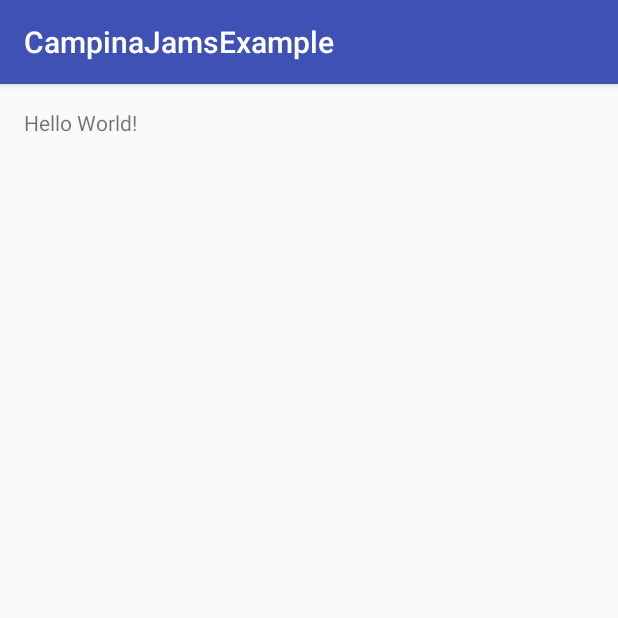
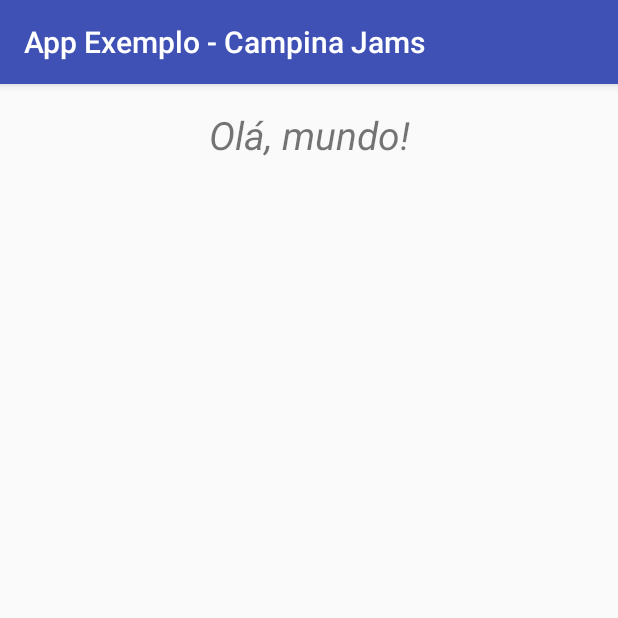
Before and after one commit to guilhermesgb/CampinaJamsExample, an Android app: the screen it shows after launch (MainActivity), on a phone screen of 412 x 824 dp, the top half of it. Run offline under Robolectric (Android 15) with nearby library versions, the phone set to English and light mode, and no system bars.

```diff
--- a/app/src/main/res/layout/activity_main.xml
+++ b/app/src/main/res/layout/activity_main.xml
@@ -11,8 +11,11 @@
     tools:context="com.github.campinajams.example.MainActivity">
 
     <TextView
-        android:layout_width="wrap_content"
+        android:layout_width="match_parent"
         android:layout_height="wrap_content"
-        android:text="Hello World!"/>
+        android:text="@string/greeting"
+        android:textSize="26sp"
+        android:textStyle="italic"
+        android:gravity="center"/>
 
 </RelativeLayout>
--- a/app/src/main/res/values/strings.xml
+++ b/app/src/main/res/values/strings.xml
@@ -1,3 +1,6 @@
 <resources>
-    <string name="app_name">CampinaJamsExample</string>
+
+    <string name="app_name">App Exemplo - Campina Jams</string>
+    <string name="greeting">Olá, mundo!</string>
+
 </resources>
```
Also changed, not shown: app/src/main/AndroidManifest.xml (+9 -5 lines).
